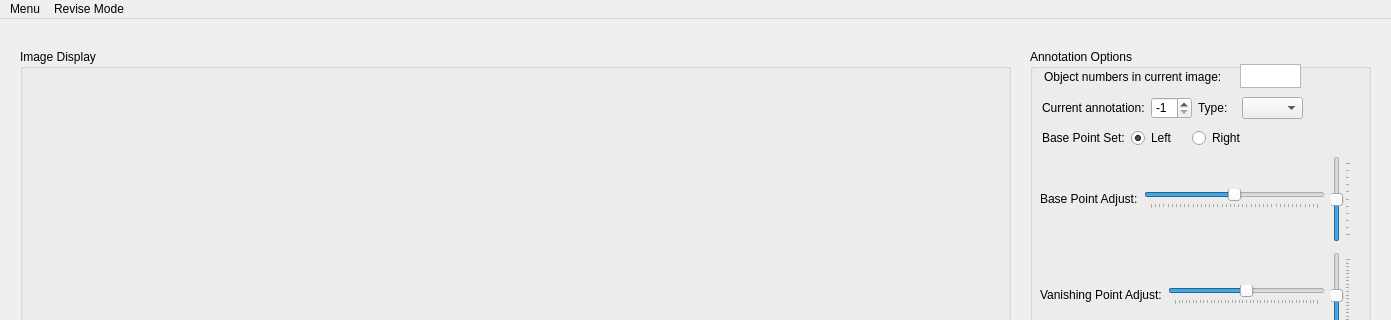
stjuliet/Labelimg3D, file interface.ui: the form before one commit; both pictures show x 0 to 1391 and y 0 to 320 of the 1391 by 814 pixel window.
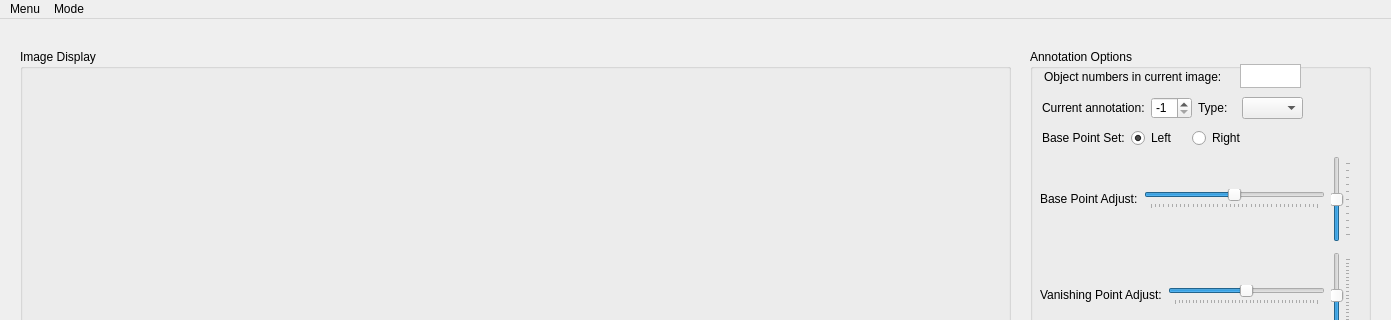
The form after the commit.

Commit message: fix keypoint annotation bugs and update annotation format

Patch:
```diff
--- a/interface.ui
+++ b/interface.ui
@@ -487,7 +487,7 @@
    </widget>
    <widget class="QMenu" name="menuRevise_Mode">
     <property name="title">
-     <string>Revise Mode</string>
+     <string>Mode</string>
     </property>
     <addaction name="actionkeypoint_only"/>
    </widget>
```
Left out of the diff: 4 changed lines with no effect on the pictures. The commit also changes 2 other files.
